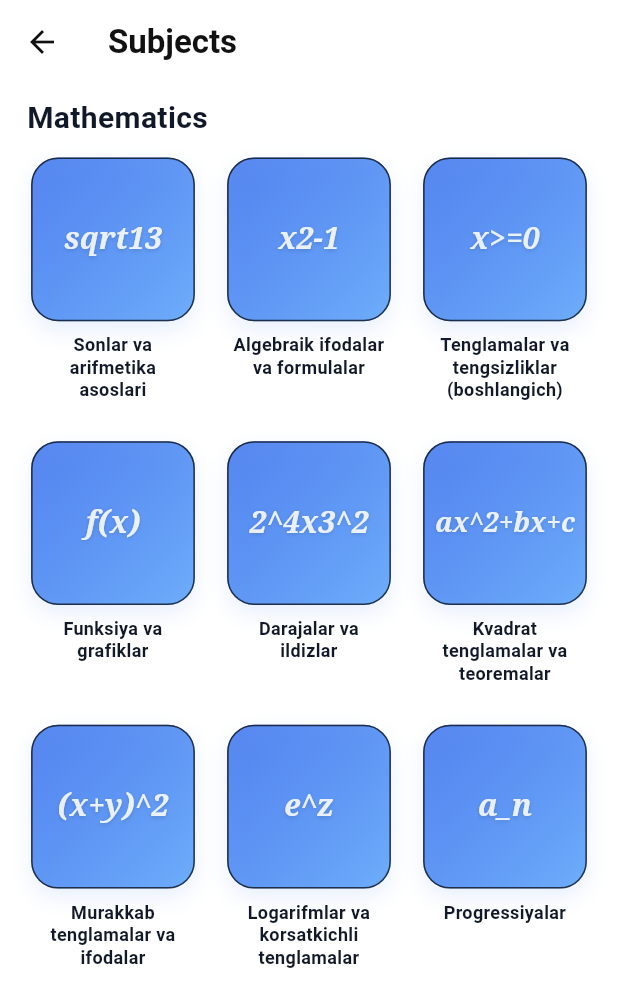
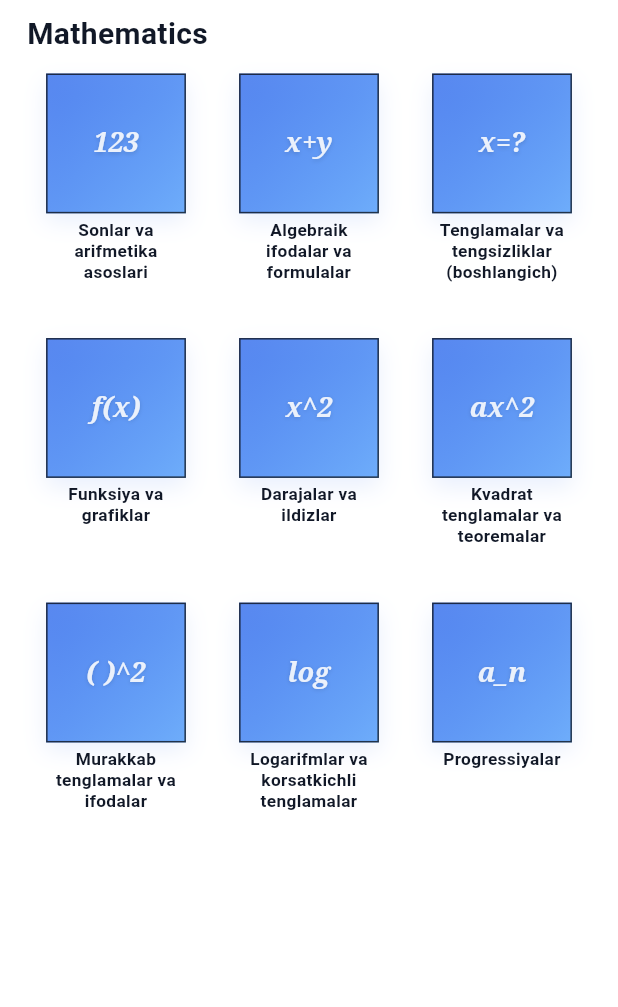
Before and after one commit to jaxongirofficial/ELearn-mobile, a Flutter app: the HomePage screen opened directly, on a phone screen of 412 x 824 dp. Shown: the top 1007 px of the screen. Run offline on Flutter 3.47's test engine with Material 3 defaults, Android fonts, the phone set to English and light mode, and no system bars; our stand-ins replace flutter_svg.

Commit message:
card formulas fixed

```diff
--- a/lib/features/home/data/subject_sections_data.dart
+++ b/lib/features/home/data/subject_sections_data.dart
@@ -10,18 +10,18 @@ final List<SubjectSection> subjectSections = [
     topics: [
       SubjectTopic(
         title: 'Sonlar va arifmetika asoslari',
-        symbol: 'sqrt13',
+        symbol: '123',
         pages: getMathTopicPages('Sonlar va arifmetika asoslari'),
         imageAsset: 'assets/icons/library.svg',
       ),
       SubjectTopic(
         title: 'Algebraik ifodalar va formulalar',
-        symbol: 'x2-1',
+        symbol: 'x+y',
         pages: getMathTopicPages('Algebraik ifodalar va formulalar'),
       ),
       SubjectTopic(
         title: 'Tenglamalar va tengsizliklar (boshlangich)',
-        symbol: 'x>=0',
+        symbol: 'x=?',
         pages: getMathTopicPages('Tenglamalar va tengsizliklar (boshlangich)'),
       ),
       SubjectTopic(
@@ -31,22 +31,22 @@ final List<SubjectSection> subjectSections = [
       ),
       SubjectTopic(
         title: 'Darajalar va ildizlar',
-        symbol: '2^4x3^2',
+        symbol: 'x^2',
         pages: getMathTopicPages('Darajalar va ildizlar'),
       ),
       SubjectTopic(
         title: 'Kvadrat tenglamalar va teoremalar',
-        symbol: 'ax^2+bx+c',
+        symbol: 'ax^2',
         pages: getMathTopicPages('Kvadrat tenglamalar va teoremalar'),
       ),
       SubjectTopic(
         title: 'Murakkab tenglamalar va ifodalar',
-        symbol: '(x+y)^2',
+        symbol: '( )^2',
         pages: getMathTopicPages('Murakkab tenglamalar va ifodalar'),
       ),
       SubjectTopic(
         title: 'Logarifmlar va korsatkichli tenglamalar',
-        symbol: 'e^z',
+        symbol: 'log',
         pages: getMathTopicPages('Logarifmlar va korsatkichli tenglamalar'),
       ),
       SubjectTopic(
--- a/lib/features/home/presentation/pages/home_page.dart
+++ b/lib/features/home/presentation/pages/home_page.dart
@@ -15,8 +15,8 @@ class HomePage extends StatelessWidget {
     return Scaffold(
       backgroundColor: backgroundColor,
       appBar: AppBar(
-        title: const Text('Subjects'),
-        centerTitle: false,
+        automaticallyImplyLeading: false,
+        toolbarHeight: 0,
         backgroundColor: backgroundColor,
         surfaceTintColor: Colors.transparent,
         elevation: 0,
@@ -63,13 +63,13 @@ class _SubjectSectionBlock extends StatelessWidget {
           itemCount: section.topics.length,
           gridDelegate: const SliverGridDelegateWithFixedCrossAxisCount(
             crossAxisCount: 3,
-            crossAxisSpacing: 12,
-            mainAxisSpacing: 12,
-            childAspectRatio: 0.67,
+            crossAxisSpacing: 6,
+            mainAxisSpacing: 6,
+            childAspectRatio: 0.72,
           ),
           itemBuilder: (context, index) {
             return FractionallySizedBox(
-              widthFactor: 0.92,
+              widthFactor: 0.76,
               child: _SubjectGridCard(
                 section: section,
                 topic: section.topics[index],
@@ -96,7 +96,7 @@ class _SubjectGridCard extends StatelessWidget {
     final palette = _paletteFor(colors, section.type);
 
     return InkWell(
-      borderRadius: BorderRadius.circular(18),
+      borderRadius: BorderRadius.zero,
       onTap: () {
         Navigator.of(
           context,
@@ -109,7 +109,6 @@ class _SubjectGridCard extends StatelessWidget {
             aspectRatio: 1,
             child: DecoratedBox(
               decoration: BoxDecoration(
-                borderRadius: BorderRadius.circular(18),
                 gradient: LinearGradient(
                   begin: Alignment.topLeft,
                   end: Alignment.bottomRight,
@@ -133,14 +132,17 @@ class _SubjectGridCard extends StatelessWidget {
               ),
               child: Center(
                 child: Padding(
-                  padding: const EdgeInsets.symmetric(horizontal: 8, vertical: 6),
+                  padding: const EdgeInsets.symmetric(
+                    horizontal: 4,
+                    vertical: 3,
+                  ),
                   child: FittedBox(
                     fit: BoxFit.contain,
                     child: Text(
                       topic.symbol,
                       textAlign: TextAlign.center,
                       style: TextStyle(
-                        fontSize: 20,
+                        fontSize: 18,
                         fontFamily: 'serif',
                         fontWeight: FontWeight.w600,
                         fontStyle: FontStyle.italic,
@@ -164,7 +166,7 @@ class _SubjectGridCard extends StatelessWidget {
               ),
             ),
           ),
-          const SizedBox(height: 8),
+          const SizedBox(height: 4),
           SizedBox(
             height: 46,
             child: Padding(
@@ -175,7 +177,7 @@ class _SubjectGridCard extends StatelessWidget {
                 maxLines: 3,
                 overflow: TextOverflow.ellipsis,
                 style: TextStyle(
-                  fontSize: 12,
+                  fontSize: 11.5,
                   height: 1.25,
                   fontWeight: FontWeight.w600,
                   color: colors.subjectCardTitle,
```
